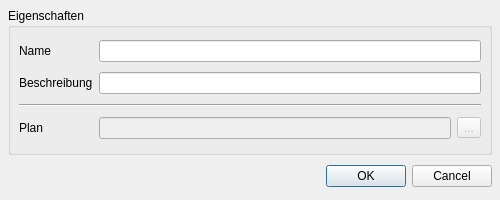
BackupTheBerlios/bbuilder-svn, file trunk/editor/buildingEdit.ui: the form before one commit.
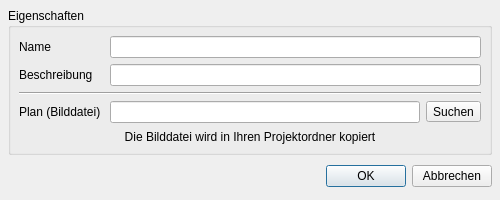
The form after the commit.

Commit message: Pläne werden jetzt dynamisch aus Bilddateien geladen und in den Projektordner kopiert. Beim löschen von Gebäuden werden die xml-Dateien und die zugehörigen Plände aus dem Projekt-Ordner gelöscht. Der Zoomfaktor wird jetzt für jeden Plan separat gespeichert. ToolMove teilweise FIXED.

What changed in the file:
```diff
--- a/trunk/editor/buildingEdit.ui
+++ b/trunk/editor/buildingEdit.ui
@@ -42,72 +42,6 @@
    <property name="spacing" >
     <number>6</number>
    </property>
-   <item row="0" column="0" >
-    <widget class="QGroupBox" name="groupBox" >
-     <property name="title" >
-      <string>Eigenschaften</string>
-     </property>
-     <layout class="QGridLayout" >
-      <property name="margin" >
-       <number>8</number>
-      </property>
-      <property name="spacing" >
-       <number>6</number>
-      </property>
-      <item row="3" column="2" >
-       <widget class="QToolButton" name="toolButton" >
-        <property name="enabled" >
-         <bool>false</bool>
-        </property>
-        <property name="text" >
-         <string>...</string>
-        </property>
-       </widget>
-      </item>
-      <item row="3" column="1" >
-       <widget class="QLineEdit" name="lineEditPlanFile" >
-        <property name="enabled" >
-         <bool>false</bool>
-        </property>
-       </widget>
-      </item>
-      <item row="0" column="1" colspan="2" >
-       <widget class="QLineEdit" name="lineEditName" />
-      </item>
-      <item row="1" column="1" colspan="2" >
-       <widget class="QLineEdit" name="lineEditDesc" />
-      </item>
-      <item row="3" column="0" >
-       <widget class="QLabel" name="label_2_2" >
-        <property name="text" >
-         <string>Plan</string>
-        </property>
-       </widget>
-      </item>
-      <item row="1" column="0" >
-       <widget class="QLabel" name="label_2" >
-        <property name="text" >
-         <string>Beschreibung</string>
-        </property>
-       </widget>
-      </item>
-      <item row="2" column="0" colspan="3" >
-       <widget class="Line" name="line" >
-        <property name="orientation" >
-         <enum>Qt::Horizontal</enum>
-        </property>
-       </widget>
-      </item>
-      <item row="0" column="0" >
-       <widget class="QLabel" name="label" >
-        <property name="text" >
-         <string>Name</string>
-        </property>
-       </widget>
-      </item>
-     </layout>
-    </widget>
-   </item>
    <item row="1" column="0" >
     <layout class="QHBoxLayout" >
      <property name="margin" >
@@ -139,12 +73,94 @@
      <item>
       <widget class="QPushButton" name="cancelButton" >
        <property name="text" >
-        <string>Cancel</string>
+        <string>Abbrechen</string>
        </property>
       </widget>
      </item>
     </layout>
    </item>
+   <item row="0" column="0" >
+    <widget class="QGroupBox" name="groupBox" >
+     <property name="title" >
+      <string>Eigenschaften</string>
+     </property>
+     <layout class="QGridLayout" >
+      <property name="margin" >
+       <number>8</number>
+      </property>
+      <property name="spacing" >
+       <number>6</number>
+      </property>
+      <item row="4" column="0" colspan="3" >
+       <widget class="QLabel" name="label_3" >
+        <property name="text" >
+         <string>Die Bilddatei wird in Ihren Projektordner kopiert</string>
+        </property>
+        <property name="alignment" >
+         <set>Qt::AlignCenter</set>
+        </property>
+       </widget>
+      </item>
+      <item row="0" column="0" >
+       <widget class="QLabel" name="label" >
+        <property name="text" >
+         <string>Name</string>
+        </property>
+       </widget>
+      </item>
+      <item row="2" column="0" colspan="3" >
+       <widget class="Line" name="line" >
+        <property name="orientation" >
+         <enum>Qt::Horizontal</enum>
+        </property>
+       </widget>
+      </item>
+      <item row="1" column="0" >
+       <widget class="QLabel" name="label_2" >
+        <property name="text" >
+         <string>Beschreibung</string>
+        </property>
+       </widget>
+      </item>
+      <item row="3" column="0" >
+       <widget class="QLabel" name="label_2_2" >
+        <property name="text" >
+         <string>Plan (Bilddatei) </string>
+        </property>
+       </widget>
+      </item>
+      <item row="1" column="1" colspan="2" >
+       <widget class="QLineEdit" name="lineEditDesc" />
+      </item>
+      <item row="0" column="1" colspan="2" >
+       <widget class="QLineEdit" name="lineEditName" />
+      </item>
+      <item row="3" column="1" >
+       <widget class="QLineEdit" name="lineEditPlanFile" >
+        <property name="enabled" >
+         <bool>true</bool>
+        </property>
+        <property name="frame" >
+         <bool>true</bool>
+        </property>
+        <property name="readOnly" >
+         <bool>true</bool>
+        </property>
+       </widget>
+      </item>
+      <item row="3" column="2" >
+       <widget class="QToolButton" name="buttonPlanFileSearch" >
+        <property name="enabled" >
+         <bool>true</bool>
+        </property>
+        <property name="text" >
+         <string>Suchen</string>
+        </property>
+       </widget>
+      </item>
+     </layout>
+    </widget>
+   </item>
   </layout>
  </widget>
  <pixmapfunction></pixmapfunction>
```
The commit also changes 28 other files.
